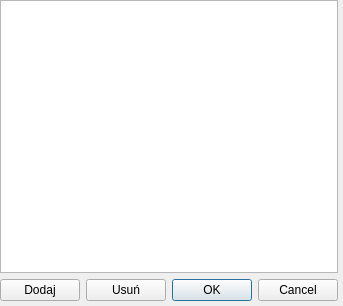
Above: ui/ignore.ui from gitter-badger/simplechatclient before the change. Below: the same form after it.
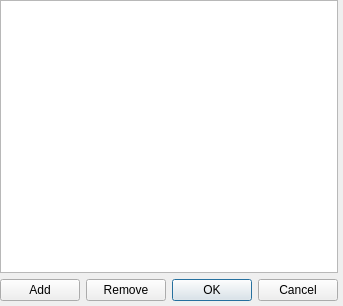
That is the form after the change. Icons and pictures are not drawn.

Diff of the .ui file:
```diff
--- a/ui/ignore.ui
+++ b/ui/ignore.ui
@@ -60,14 +60,14 @@
       <item>
        <widget class="QPushButton" name="pushButton">
         <property name="text">
-         <string>Dodaj</string>
+         <string>Add</string>
         </property>
        </widget>
       </item>
       <item>
        <widget class="QPushButton" name="pushButton_2">
         <property name="text">
-         <string>Usuń</string>
+         <string>Remove</string>
         </property>
        </widget>
       </item>
```
Left out of the diff: 2 changed lines with no effect on the pictures.
